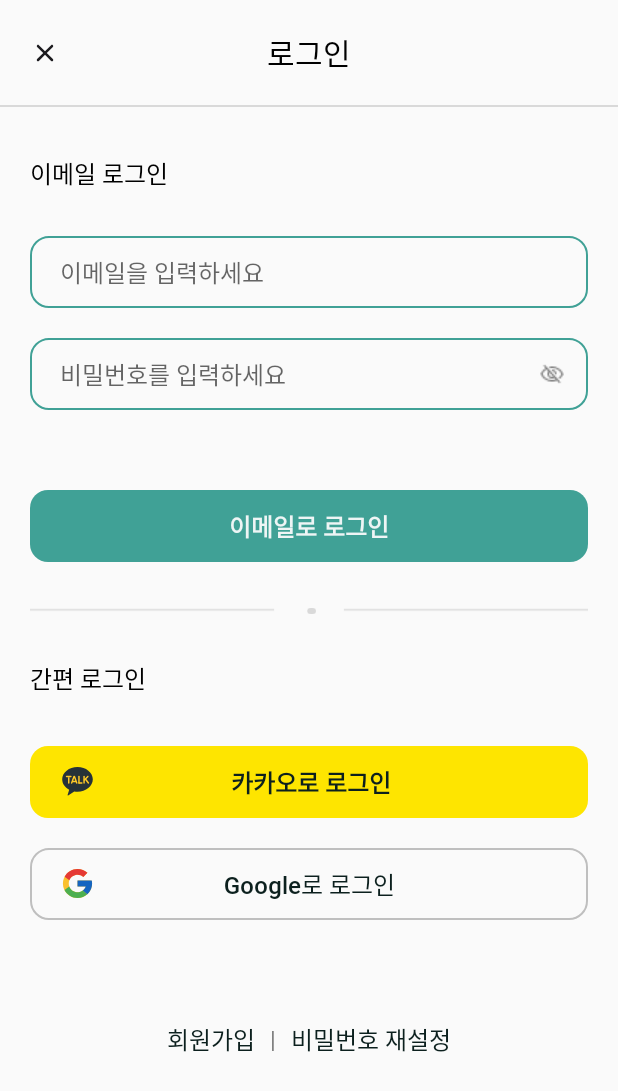
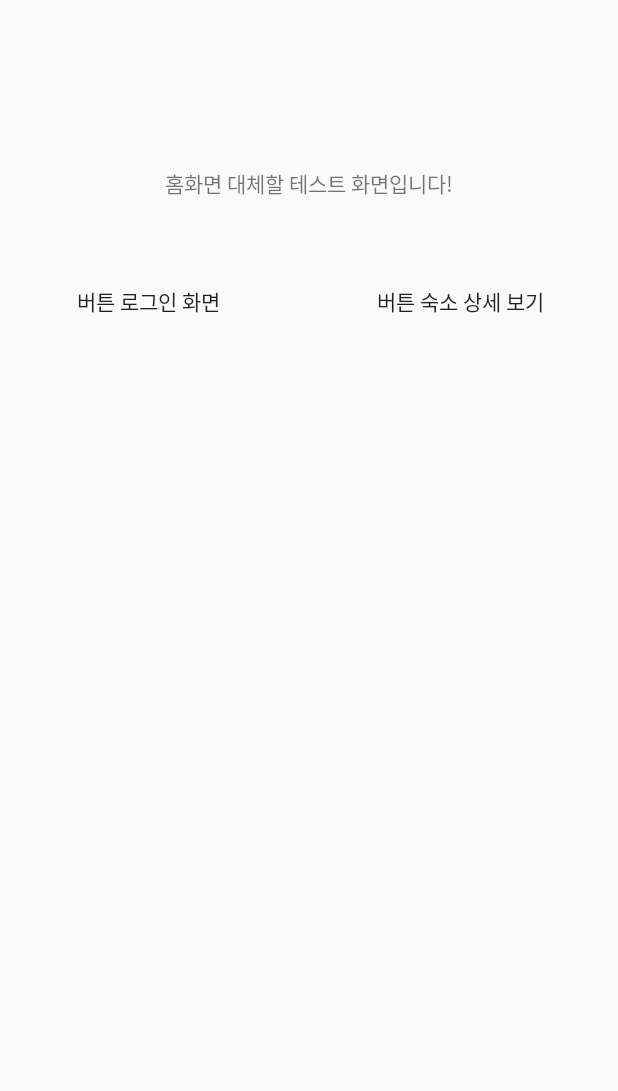
Before and after one commit to PetSpace-UMC-Master/PetSpace-Android, an Android app: the screen it shows after launch (LoginActivity before the commit, TestMainActivity after it), on a phone screen of 412 x 824 dp. Shown: the top 1091 px of the screen. Run offline under Robolectric (Android 15) with nearby library versions, the light colour scheme and no system bars; libraries missing offline, so code that uses them is left out: com.kakao.sdk; 1 statement that could not run was skipped.

Commit message:
{FIX} test home 화면 추가, review 더보기 화면+사진 더보기 슬라이드 화면 추가

```diff
--- a/app/src/main/java/com/example/petsapce_week1/Signin4Activity.kt
+++ b/app/src/main/java/com/example/petsapce_week1/Signin4Activity.kt
@@ -281,7 +281,7 @@ class Signin4Activity : AppCompatActivity() {
             if (passwordEqual == editTextPasswordAgain.text.toString()) {
 
                 editTextPasswordAgain.setBackgroundResource(R.drawable.btn_custom)
-//                textPasswordAgain.text = " 비밀번호가 일치합니다."
+                textPasswordAgain.text = " 비밀번호가 일치합니다."
                 textPasswordAgain.setTextColor(
                     ContextCompat.getColor(
                         applicationContext!!,
--- /dev/null
+++ b/app/src/main/java/com/example/petsapce_week1/TestMainActivity.kt
@@ -0,0 +1,29 @@
+package com.example.petsapce_week1
+
+import android.content.Intent
+import android.os.Bundle
+import androidx.appcompat.app.AppCompatActivity
+import com.example.petsapce_week1.accomodation.AccMainActivity
+import com.example.petsapce_week1.databinding.ActivityHomeOnlyfortestBinding
+import com.example.petsapce_week1.loginrelated.LoginActivity
+
+class TestMainActivity : AppCompatActivity() {
+    private lateinit var binding: ActivityHomeOnlyfortestBinding
+    override fun onCreate(savedInstanceState: Bundle?) {
+        super.onCreate(savedInstanceState)
+        binding = ActivityHomeOnlyfortestBinding.inflate(layoutInflater)
+        setContentView(binding.root)
+
+        binding.btnAccomo.setOnClickListener {
+            val intent = Intent(this@TestMainActivity, AccMainActivity::class.java)
+            startActivity(intent)
+        }
+
+        binding.btnLogin.setOnClickListener {
+            val intent = Intent(this@TestMainActivity, LoginActivity::class.java)
+            startActivity(intent)
+        }
+
+    }
+
+}
--- a/app/src/main/java/com/example/petsapce_week1/loginrelated/LoginActivity.kt
+++ b/app/src/main/java/com/example/petsapce_week1/loginrelated/LoginActivity.kt
@@ -9,6 +9,7 @@ import android.widget.Toast
 import androidx.appcompat.app.AppCompatActivity
 import com.example.petsapce_week1.*
 import com.example.petsapce_week1.databinding.ActivityLoginBinding
+import com.example.petsapce_week1.reviewrelated.ReviewReadMoreActivity
 import com.kakao.sdk.auth.model.OAuthToken
 import com.kakao.sdk.common.model.AuthErrorCause
 import com.kakao.sdk.common.model.ClientError
--- a/app/src/main/java/com/example/petsapce_week1/reviewrelated/ReviewAdapter.kt
+++ b/app/src/main/java/com/example/petsapce_week1/reviewrelated/ReviewAdapter.kt
@@ -1,10 +1,11 @@
-package com.example.petsapce_week1
+package com.example.petsapce_week1.reviewrelated
 
 import android.view.LayoutInflater
 import android.view.View
 import android.view.ViewGroup
 import android.widget.TextView
 import androidx.recyclerview.widget.RecyclerView
+import com.example.petsapce_week1.R
 
 class ReviewAdapter(val itemList: ArrayList<ReviewItem>) : RecyclerView.Adapter<ReviewAdapter.ReviewViewHolder>(){
     override fun onCreateViewHolder(parent: ViewGroup, viewType: Int): ReviewViewHolder {
--- a/app/src/main/java/com/example/petsapce_week1/reviewrelated/ReviewItem.kt
+++ b/app/src/main/java/com/example/petsapce_week1/reviewrelated/ReviewItem.kt
@@ -1,4 +1,4 @@
-package com.example.petsapce_week1
+package com.example.petsapce_week1.reviewrelated
 
 //리뷰 화면 내 리사이클러뷰 review_item_list 데이터 클래스
 data class ReviewItem(val time: String, val nickName : String, val content : String)
--- /dev/null
+++ b/app/src/main/res/layout/activity_home_onlyfortest.xml
@@ -0,0 +1,45 @@
+<?xml version="1.0" encoding="utf-8"?>
+<androidx.constraintlayout.widget.ConstraintLayout xmlns:android="http://schemas.android.com/apk/res/android"
+    xmlns:app="http://schemas.android.com/apk/res-auto"
+    xmlns:tools="http://schemas.android.com/tools"
+    android:layout_width="match_parent"
+    android:layout_height="match_parent">
+
+    <TextView
+        android:id="@+id/textView2"
+        android:layout_width="wrap_content"
+        android:layout_height="wrap_content"
+        android:layout_marginStart="113dp"
+        android:layout_marginTop="111dp"
+        android:layout_marginEnd="113dp"
+        android:text="홈화면 대체할 테스트 화면입니다!"
+        app:layout_constraintEnd_toEndOf="parent"
+        app:layout_constraintStart_toStartOf="parent"
+        app:layout_constraintTop_toTopOf="parent" />
+
+    <Button
+        android:id="@+id/btn_accomo"
+        android:layout_width="wrap_content"
+        android:layout_height="wrap_content"
+        android:layout_marginStart="270dp"
+        android:layout_marginTop="44dp"
+        android:layout_marginEnd="37dp"
+        android:text="버튼 숙소 상세 보기"
+        app:layout_constraintEnd_toEndOf="parent"
+        app:layout_constraintHorizontal_bias="1.0"
+        app:layout_constraintStart_toStartOf="parent"
+        app:layout_constraintTop_toBottomOf="@+id/textView2" />
+
+    <Button
+        android:id="@+id/btn_login"
+        android:layout_width="wrap_content"
+        android:layout_height="wrap_content"
+        android:layout_marginStart="39dp"
+        android:layout_marginTop="44dp"
+        android:layout_marginEnd="143dp"
+        android:text="버튼 로그인 화면"
+        app:layout_constraintEnd_toStartOf="@+id/btn_accomo"
+        app:layout_constraintHorizontal_bias="0.0"
+        app:layout_constraintStart_toStartOf="parent"
+        app:layout_constraintTop_toBottomOf="@+id/textView2" />
+</androidx.constraintlayout.widget.ConstraintLayout>
--- /dev/null
+++ b/app/src/main/res/values/dimens.xml
@@ -0,0 +1,5 @@
+<?xml version="1.0" encoding="utf-8"?>
+<resources>
+    <dimen name = "pageMargin">100dp</dimen>
+    <dimen name = "pageWidth">300dp</dimen>
+</resources>
```
Also changed, not shown: app/src/main/AndroidManifest.xml (+13 -6 lines), app/src/main/java/com/example/petsapce_week1/reviewrelated/ReviewPhotosActivity.kt (added, +60 -0 lines), app/src/main/java/com/example/petsapce_week1/reviewrelated/ReviewPhotosAdapter.kt (added, +42 -0 lines), app/src/main/java/com/example/petsapce_week1/reviewrelated/ReviewReadMoreActivity.kt (+6 -4 lines), app/src/main/res/layout/activity_review_read_more.xml (+10 -16 lines), app/src/main/res/layout/activity_review_read_more_photos.xml (added, +57 -0 lines), app/src/main/res/layout/review_read_more_photolist.xml (added, +19 -0 lines), app/src/main/res/drawable/frame_133.png (added).
